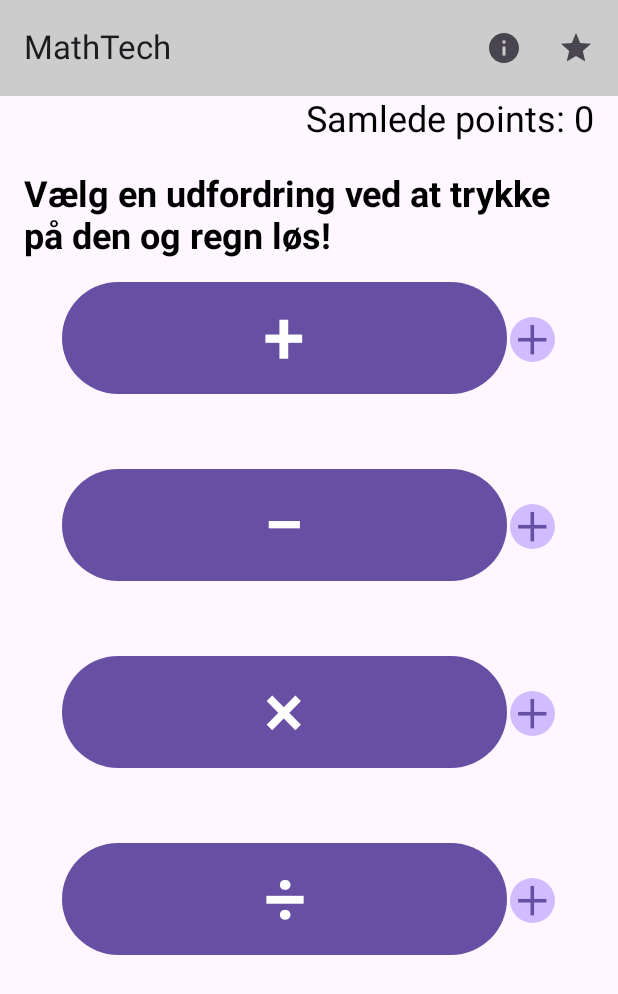
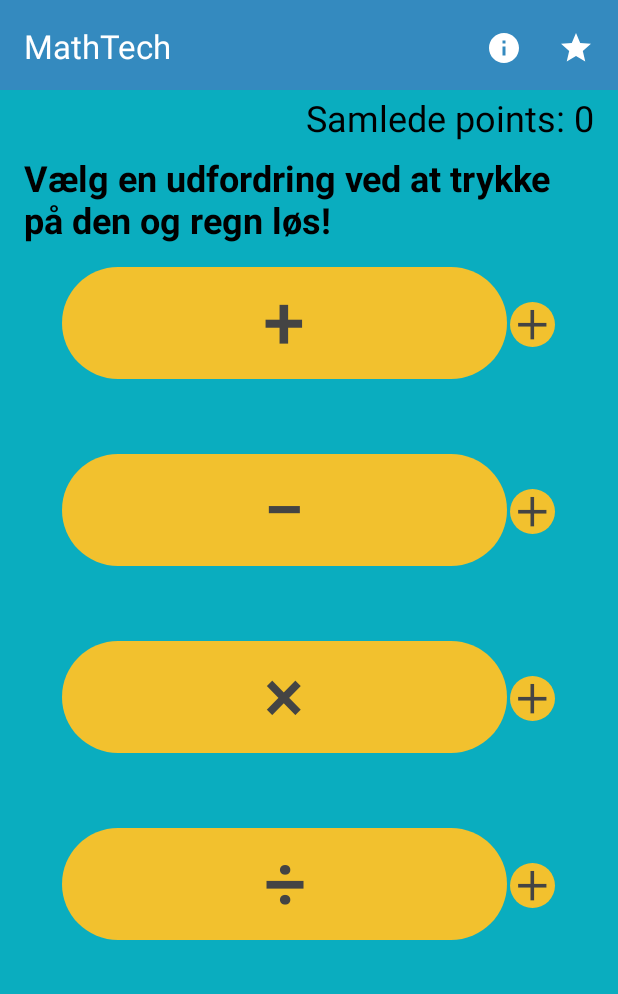
Before and after one commit to MilGaming/Mathify, an Android app built with Jetpack Compose: the AddActivity screen opened directly, with no data from a screen before it, after a tap on "Home", on a phone screen of 412 x 824 dp. Shown: the top 994 px of the screen. Run offline under Robolectric (Android 15) with nearby library versions, the phone set to English and light mode, and no system bars.

Commit message:
Changed color theme, not done yet

```diff
--- a/app/src/main/java/com/example/myapplication/MainActivity.kt
+++ b/app/src/main/java/com/example/myapplication/MainActivity.kt
@@ -8,6 +8,7 @@ import androidx.activity.compose.setContent
 import androidx.compose.animation.AnimatedVisibility
 import androidx.compose.animation.ExperimentalAnimationApi
 import androidx.compose.animation.core.animateFloatAsState
+import androidx.compose.foundation.background
 import androidx.compose.foundation.layout.Arrangement
 import androidx.compose.foundation.layout.Box
 import androidx.compose.foundation.layout.Column
@@ -36,6 +37,7 @@ import androidx.compose.runtime.setValue
 import androidx.compose.ui.Alignment
 import androidx.compose.ui.Modifier
 import androidx.compose.ui.draw.rotate
+import androidx.compose.ui.graphics.Color
 import androidx.compose.ui.platform.LocalContext
 import androidx.compose.ui.text.font.FontWeight
 import androidx.compose.ui.text.style.TextAlign
@@ -51,6 +53,12 @@ import com.example.myapplication.scripts.CustomTopBar
 import com.example.myapplication.scripts.PreferencesManager
 import com.example.myapplication.ui.theme.Purple40
 import com.example.myapplication.ui.theme.Purple80
+import com.example.myapplication.ui.theme.FortniteBlue
+import com.example.myapplication.ui.theme.FortniteLightBlue
+import com.example.myapplication.ui.theme.FortniteGreen
+import com.example.myapplication.ui.theme.FortniteYellow
+import com.example.myapplication.ui.theme.FortniteOrange
+
 
 class MainActivity : ComponentActivity() {
     @OptIn(ExperimentalAnimationApi::class)
@@ -121,7 +129,8 @@ fun MyApp() {
         Column {
             Box(modifier = Modifier
                 .fillMaxWidth()
-                .height(100.dp)
+                .height(60.dp)
+                /*.background(FortniteYellow)*/,
             ) {
 
             }
@@ -131,14 +140,16 @@ fun MyApp() {
                 modifier = Modifier
                     .fillMaxWidth()
                     .fillMaxHeight()
-                    .verticalScroll(rememberScrollState()),
+                    .verticalScroll(rememberScrollState())
+                    .background(FortniteLightBlue),
                 verticalArrangement = Arrangement.Top,
-                horizontalAlignment = Alignment.CenterHorizontally
+                horizontalAlignment = Alignment.CenterHorizontally,
             ) {
                 Text( //Mads added moved text ------------------------------------------------------------------------------------
                     text = "Vælg en udfordring ved at trykke på den og regn løs!",
                     modifier = Modifier
                         .padding(16.dp)
+                        .padding(top = 30.dp)
                         .align(Alignment.CenterHorizontally),
                     fontSize = 24.sp,
                     fontWeight = FontWeight.Bold
@@ -154,6 +165,10 @@ fun MyApp() {
                                 val intent = Intent(context, AddActivity::class.java)
                                 context.startActivity(intent)
                             },
+                            colors = ButtonDefaults.buttonColors(
+                                containerColor = FortniteYellow,
+                                contentColor = Color.DarkGray
+                            ),
                             modifier = Modifier
                                 .wrapContentSize(Alignment.CenterStart)
                                 .fillMaxWidth(0.9f)
@@ -168,8 +183,8 @@ fun MyApp() {
                             Button(
                                 onClick = { isExpandedB1.value = !isExpandedB1.value },
                                 colors = ButtonDefaults.buttonColors(
-                                    containerColor = Purple80,
-                                    contentColor = Purple40
+                                    containerColor = FortniteYellow,
+                                    contentColor = Color.DarkGray
                                 ),
                                 modifier = Modifier
                                     .align(Alignment.Center)
@@ -185,7 +200,7 @@ fun MyApp() {
                                 fontSize = 25.sp,
                                 fontWeight = FontWeight.Bold,
                                 textAlign = TextAlign.Center,
-                                color = Purple40,
+                                color = Color.DarkGray,
                             )
                         }
                     }
@@ -216,6 +231,10 @@ fun MyApp() {
                                 val intent = Intent(context, SubActivity::class.java)
                                 context.startActivity(intent)
                             },
+                            colors = ButtonDefaults.buttonColors(
+                                containerColor = FortniteYellow,
+                                contentColor = Color.DarkGray
+                            ),
                             modifier = Modifier
                                 .wrapContentSize(Alignment.CenterStart)
                                 .fillMaxWidth(0.9f)
@@ -230,8 +249,8 @@ fun MyApp() {
                             Button(
                                 onClick = { isExpandedB2.value = !isExpandedB2.value },
                                 colors = ButtonDefaults.buttonColors(
-                                    containerColor = Purple80,
-                                    contentColor = Purple40
+                                    containerColor = FortniteYellow,
+                                    contentColor = Color.DarkGray
                                 ),
                                 modifier = Modifier
                                     .align(Alignment.Center)
@@ -247,7 +266,7 @@ fun MyApp() {
                                 fontSize = 25.sp,
                                 fontWeight = FontWeight.Bold,
                                 textAlign = TextAlign.Center,
-                                color = Purple40,
+                                color = Color.DarkGray,
                             )
                         }
                     }
@@ -278,6 +297,10 @@ fun MyApp() {
                                 val intent = Intent(context, MulActivity::class.java)
                                 context.startActivity(intent)
                             },
+                            colors = ButtonDefaults.buttonColors(
+                                containerColor = FortniteYellow,
+                                contentColor = Color.DarkGray
+                            ),
                             modifier = Modifier
                                 .wrapContentSize(Alignment.CenterStart)
                                 .fillMaxWidth(0.9f)
@@ -292,8 +315,8 @@ fun MyApp() {
                             Button(
                                 onClick = { isExpandedB3.value = !isExpandedB3.value },
                                 colors = ButtonDefaults.buttonColors(
-                                    containerColor = Purple80,
-                                    contentColor = Purple40
+                                    containerColor = FortniteYellow,
+                                    contentColor = Color.DarkGray
                                 ),
                                 modifier = Modifier
                                     .align(Alignment.Center)
@@ -309,7 +332,7 @@ fun MyApp() {
                                 fontSize = 25.sp,
                                 fontWeight = FontWeight.Bold,
                                 textAlign = TextAlign.Center,
-                                color = Purple40,
+                                color = Color.DarkGray,
                             )
                         }
                     }
@@ -341,6 +364,10 @@ fun MyApp() {
                                 val intent = Intent(context, DivActivity::class.java)
                                 context.startActivity(intent)
                             },
+                            colors = ButtonDefaults.buttonColors(
+                                containerColor = FortniteYellow,
+                                contentColor = Color.DarkGray
+                            ),
                             modifier = Modifier
                                 .wrapContentSize(Alignment.CenterStart)
                                 .fillMaxWidth(0.9f)
@@ -355,8 +382,8 @@ fun MyApp() {
                             Button(
                                 onClick = { isExpandedB4.value = !isExpandedB4.value },
                                 colors = ButtonDefaults.buttonColors(
-                                    containerColor = Purple80,
-                                    contentColor = Purple40
+                                    containerColor = FortniteYellow,
+                                    contentColor = Color.DarkGray
                                 ),
                                 modifier = Modifier
                                     .align(Alignment.Center)
@@ -372,7 +399,7 @@ fun MyApp() {
                                 fontSize = 25.sp,
                                 fontWeight = FontWeight.Bold,
                                 textAlign = TextAlign.Center,
-                                color = Purple40,
+                                color = Color.DarkGray,
                             )
                         }
                     }
@@ -423,7 +450,13 @@ fun WelcomePopup(onDismiss: () -> Unit) {
             }
         },
         confirmButton = {
-            Button(onClick = onDismiss) {
+            Button(
+                onClick = onDismiss,
+                colors = ButtonDefaults.buttonColors(
+                    containerColor = FortniteYellow,
+                    contentColor = Color.DarkGray
+                ),
+            ) {
                 Text("Forstået")
             }
         }
--- a/app/src/main/java/com/example/myapplication/mathPages/AddActivity.kt
+++ b/app/src/main/java/com/example/myapplication/mathPages/AddActivity.kt
@@ -5,6 +5,7 @@ import android.os.Bundle
 import android.os.Environment
 import androidx.activity.ComponentActivity
 import androidx.activity.compose.setContent
+import androidx.compose.foundation.background
 import androidx.compose.foundation.layout.Arrangement
 import androidx.compose.foundation.layout.Box
 import androidx.compose.foundation.layout.Column
@@ -15,6 +16,7 @@ import androidx.compose.foundation.layout.padding
 import androidx.compose.foundation.text.KeyboardActions
 import androidx.compose.foundation.text.KeyboardOptions
 import androidx.compose.material3.Button
+import androidx.compose.material3.ButtonDefaults
 import androidx.compose.material3.Text
 import androidx.compose.material3.TextField
 import androidx.compose.runtime.Composable
@@ -43,6 +45,10 @@ import com.example.myapplication.scripts.updateAddQuestion
 import kotlinx.coroutines.delay
 import kotlin.random.Random
 import androidx.compose.runtime.rememberCoroutineScope
+import androidx.compose.ui.graphics.Color
+import androidx.compose.ui.zIndex
+import com.example.myapplication.ui.theme.FortniteLightBlue
+import com.example.myapplication.ui.theme.FortniteYellow
 import com.google.gson.Gson
 import kotlinx.coroutines.Dispatchers
 import kotlinx.coroutines.launch
@@ -97,11 +103,13 @@ private fun AddFunction() {
         //Adds padding to button column at the top
         modifier = Modifier
             .fillMaxSize()
-            .padding(top = 100.dp),
+            .padding(top = 60.dp)
+            .background(FortniteLightBlue)
+            .zIndex(0.5f),
         verticalArrangement = Arrangement.Top,
         horizontalAlignment = Alignment.CenterHorizontally
     ) {
-        Text(text = "Hvad er ${question.first} + ${question.second}?", fontSize = 24.sp)
+        Text(text = "Hvad er ${question.first} + ${question.second}?", fontSize = 24.sp, modifier = Modifier.padding(top = 50.dp))
         Spacer(modifier = Modifier.height(10.dp))
         TextField(
             value = answer,
@@ -200,6 +208,10 @@ private fun AddFunction() {
                 preferencesManager.saveAddStats(userStatsList) // Save the list
 
             },
+            colors = ButtonDefaults.buttonColors(
+                containerColor = FortniteYellow,
+                contentColor = Color.DarkGray
+            ),
             enabled = !coolDownOn,
             modifier = Modifier.padding(top = 16.dp)
         ) {
--- a/app/src/main/java/com/example/myapplication/scripts/StreakBar.kt
+++ b/app/src/main/java/com/example/myapplication/scripts/StreakBar.kt
@@ -32,6 +32,7 @@ import androidx.compose.ui.text.font.FontWeight
 import androidx.compose.ui.tooling.preview.Preview
 import androidx.compose.ui.unit.dp
 import androidx.compose.ui.unit.sp
+import androidx.compose.ui.zIndex
 import com.example.myapplication.R
 import com.example.myapplication.ui.theme.MyApplicationTheme
 import kotlinx.coroutines.delay
@@ -59,7 +60,8 @@ fun StreakBar(streak: Int) {
     Box(
         modifier = Modifier
             .size(100.dp) // Size of streak icon
-            .padding(top = 20.dp),
+            .padding(top = 20.dp)
+            .zIndex(1f),
     ) {
         Image(
             painter = painterResource(id = R.drawable.streak_icon),
--- a/app/src/main/java/com/example/myapplication/scripts/TopBar.kt
+++ b/app/src/main/java/com/example/myapplication/scripts/TopBar.kt
@@ -16,6 +16,7 @@ import androidx.compose.material.icons.filled.Info
 import androidx.compose.material.icons.filled.Star
 import androidx.compose.material3.AlertDialog
 import androidx.compose.material3.Button
+import androidx.compose.material3.ButtonDefaults
 import androidx.compose.material3.ExperimentalMaterial3Api
 import androidx.compose.material3.Icon
 import androidx.compose.material3.IconButton
@@ -33,8 +34,14 @@ import androidx.compose.ui.Modifier
 import androidx.compose.ui.graphics.Color
 import androidx.compose.ui.platform.LocalContext
 import androidx.compose.ui.platform.LocalSoftwareKeyboardController
+import androidx.compose.ui.tooling.preview.Preview
 import androidx.compose.ui.unit.dp
 import com.example.myapplication.MainActivity
+import com.example.myapplication.ui.theme.FortniteBlue
+import com.example.myapplication.ui.theme.FortniteGreen
+import com.example.myapplication.ui.theme.FortniteOrange
+import com.example.myapplication.ui.theme.FortniteYellow
+import com.example.myapplication.ui.theme.MyApplicationTheme
 
 //data class Achievement(val index: Int, val name: String, val currentProgress: Int, val goalProgress: Int)
 
@@ -52,8 +59,8 @@ fun CustomTopBar() {
 
     Scaffold(
         topBar = {
-            TopAppBar(colors = TopAppBarDefaults.topAppBarColors(containerColor = Color.LightGray),
-                title = { Text("MathTech") },
+            TopAppBar(colors = TopAppBarDefaults.topAppBarColors(containerColor = FortniteBlue),
+                title = { Text("MathTech", color = Color.White) },
                 actions = {
                     //Home button is not shown in the main activity
                     if (currentActivityName != "MainActivity") {
@@ -61,14 +68,14 @@ fun CustomTopBar() {
                             val intent = Intent(context, MainActivity::class.java)
                             context.startActivity(intent)
                         }) {
-                            Icon(Icons.Filled.Home, contentDescription = "Home")
+                            Icon(Icons.Filled.Home, contentDescription = "Home", tint = Color.White)
                         }
                     }
                     else{
                         IconButton(onClick = { //home button
                             showInfo.value = !showInfo.value
                         }) {
-                            Icon(Icons.Filled.Info, contentDescription = "Info")
+                            Icon(Icons.Filled.Info, contentDescription = "Info", tint = Color.White)
                         }
                     }
                     Surface(
@@ -84,7 +91,7 @@ fun CustomTopBar() {
                             enabled = !isHeldDown.value
                             ) {
 
-                            Icon(Icons.Filled.Star, contentDescription = "Trophy")
+                            Icon(Icons.Filled.Star, contentDescription = "Trophy", tint = Color.White)
                         }
                     }
                 }
@@ -123,11 +130,26 @@ fun Info(onDismiss: () -> Unit){
                 Spacer(modifier = Modifier.height(8.dp))
                 Text("så vælg en udfordring ved at trykke på den og regn løs!")
             }
+
         },
         confirmButton = {
-            Button(onClick = onDismiss) {
+            Button(
+                onClick = onDismiss,
+                colors = ButtonDefaults.buttonColors(
+                    containerColor = FortniteYellow,
+                    contentColor = Color.DarkGray
+                ),
+            ) {
                 Text("Forstået")
             }
         }
     )
 }
+
+@Preview(showBackground = true)
+@Composable
+private fun DivFunctionPreview() {
+    MyApplicationTheme {
+        CustomTopBar()
+    }
+}
--- a/app/src/main/java/com/example/myapplication/ui/theme/Color.kt
+++ b/app/src/main/java/com/example/myapplication/ui/theme/Color.kt
@@ -9,3 +9,10 @@ val Pink80 = Color(0xFFEFB8C8)
 val Purple40 = Color(0xFF6650a4)
 val PurpleGrey40 = Color(0xFF625b71)
 val Pink40 = Color(0xFF7D5260)
+
+//fortine colors
+val FortniteBlue = Color(0xFF348ABF)
+val FortniteLightBlue = Color(0xFF0AADBF)
+val FortniteGreen = Color(0xFF84BF04)
+val FortniteYellow = Color(0xFFF2C12E)
+val FortniteOrange = Color(0xFFF29727)
--- a/app/src/main/java/com/example/myapplication/ui/theme/Theme.kt
+++ b/app/src/main/java/com/example/myapplication/ui/theme/Theme.kt
@@ -18,13 +18,15 @@ import androidx.core.view.WindowCompat
 private val DarkColorScheme = darkColorScheme(
         primary = Purple80,
         secondary = PurpleGrey80,
-        tertiary = Pink80
+        tertiary = Pink80,
+        background = FortniteLightBlue
 )
 
 private val LightColorScheme = lightColorScheme(
         primary = Purple40,
         secondary = PurpleGrey40,
-        tertiary = Pink40
+        tertiary = Pink40,
+        background = FortniteLightBlue
 
         /* Other default colors to override
     background = Color(0xFFFFFBFE),
```
Also changed, not shown: app/src/main/java/com/example/myapplication/mathPages/DivActivity.kt (+7 -0 lines), app/src/main/java/com/example/myapplication/mathPages/MulActivity.kt (+7 -0 lines), app/src/main/java/com/example/myapplication/mathPages/SubActivity.kt (+7 -0 lines), app/src/main/java/com/example/myapplication/scripts/Achievement.kt (+39 -13 lines).
